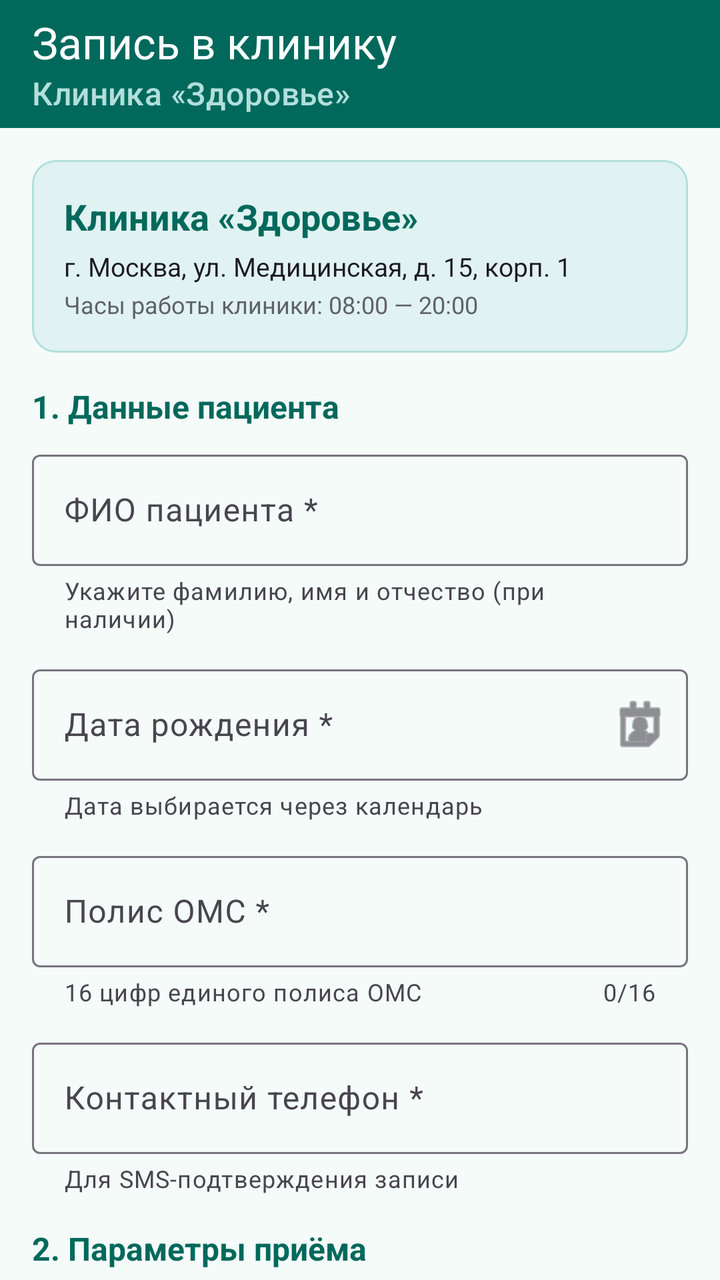
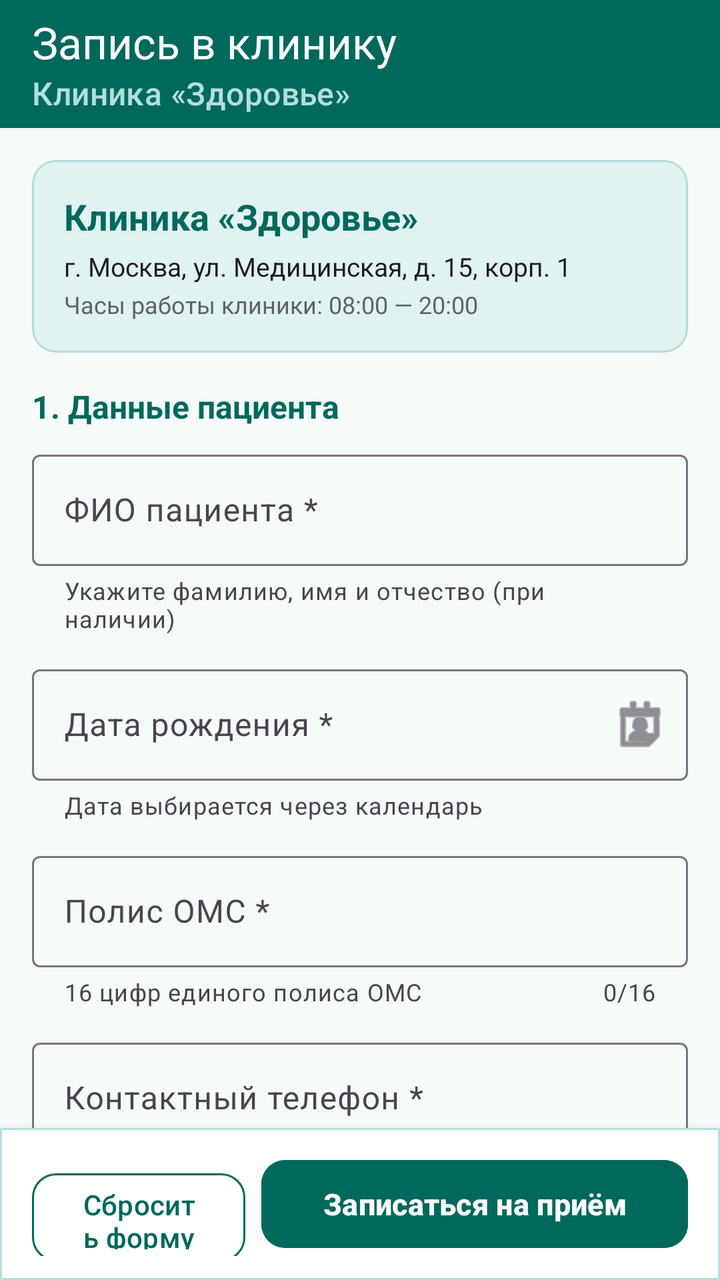

An Android layout rendered at two revisions. The XML below is the earlier revision; the diff shows what the commit changed to produce the second picture.
<!-- AndroidManifest.xml: application theme Theme.Lab2 -->
<!-- res/layout/activity_main.xml -->
<?xml version="1.0" encoding="utf-8"?>
<androidx.coordinatorlayout.widget.CoordinatorLayout
    xmlns:android="http://schemas.android.com/apk/res/android"
    xmlns:app="http://schemas.android.com/apk/res-auto"
    xmlns:tools="http://schemas.android.com/tools"
    android:id="@+id/coordinatorLayout"
    android:layout_width="match_parent"
    android:layout_height="match_parent"
    android:background="@color/medical_bg">

    <com.google.android.material.appbar.AppBarLayout
        android:id="@+id/appBarLayout"
        android:layout_width="match_parent"
        android:layout_height="wrap_content"
        android:fitsSystemWindows="true">

        <com.google.android.material.appbar.MaterialToolbar
            android:id="@+id/toolbar"
            android:layout_width="match_parent"
            android:layout_height="?attr/actionBarSize"
            android:background="@color/primary_medical"
            app:title="@string/app_name"
            app:titleTextColor="@color/white"
            app:subtitle="@string/clinic_title"
            app:subtitleTextColor="#B2DFDB" />

    </com.google.android.material.appbar.AppBarLayout>

    <androidx.core.widget.NestedScrollView
        android:id="@+id/nestedScrollView"
        android:layout_width="match_parent"
        android:layout_height="match_parent"
        android:fillViewport="true"
        app:layout_behavior="@string/appbar_scrolling_view_behavior">

        <LinearLayout
            android:layout_width="match_parent"
            android:layout_height="wrap_content"
            android:orientation="vertical"
            android:padding="16dp">

            
            <com.google.android.material.card.MaterialCardView
                android:layout_width="match_parent"
                android:layout_height="wrap_content"
                android:layout_marginBottom="16dp"
                app:cardBackgroundColor="@color/primary_light"
                app:cardCornerRadius="12dp"
                app:cardElevation="0dp"
                app:strokeColor="@color/card_border"
                app:strokeWidth="1dp">

                <LinearLayout
                    android:layout_width="match_parent"
                    android:layout_height="wrap_content"
                    android:orientation="vertical"
                    android:padding="16dp">

                    <TextView
                        android:layout_width="wrap_content"
                        android:layout_height="wrap_content"
                        android:text="@string/clinic_title"
                        android:textColor="@color/primary_medical"
                        android:textSize="18sp"
                        android:textStyle="bold" />

                    <TextView
                        android:layout_width="wrap_content"
                        android:layout_height="wrap_content"
                        android:layout_marginTop="4dp"
                        android:text="@string/clinic_address"
                        android:textColor="@color/black"
                        android:textSize="13sp" />

                    <TextView
                        android:layout_width="wrap_content"
                        android:layout_height="wrap_content"
                        android:layout_marginTop="2dp"
                        android:text="@string/time_helper"
                        android:textColor="@color/gray_text"
                        android:textSize="12sp" />
                </LinearLayout>
            </com.google.android.material.card.MaterialCardView>

            
            <TextView
                android:layout_width="wrap_content"
                android:layout_height="wrap_content"
                android:layout_marginBottom="8dp"
                android:text="@string/section_patient"
                android:textColor="@color/primary_medical"
                android:textSize="16sp"
                android:textStyle="bold" />

            
            <com.google.android.material.textfield.TextInputLayout
                android:id="@+id/tilFio"
                style="@style/Widget.Material3.TextInputLayout.OutlinedBox"
                android:layout_width="match_parent"
                android:layout_height="wrap_content"
                android:layout_marginBottom="12dp"
                android:hint="@string/fio_label"
                app:helperText="@string/fio_helper"
                app:helperTextEnabled="true"
                app:errorEnabled="true">

                <com.google.android.material.textfield.TextInputEditText
                    android:id="@+id/etFio"
                    android:layout_width="match_parent"
                    android:layout_height="wrap_content"
                    android:inputType="textPersonName|textCapWords"
                    android:maxLines="1" />
            </com.google.android.material.textfield.TextInputLayout>

            
            <com.google.android.material.textfield.TextInputLayout
                android:id="@+id/tilDob"
                style="@style/Widget.Material3.TextInputLayout.OutlinedBox"
                android:layout_width="match_parent"
                android:layout_height="wrap_content"
                android:layout_marginBottom="12dp"
                android:hint="@string/dob_label"
                app:helperText="@string/dob_helper"
                app:helperTextEnabled="true"
                app:errorEnabled="true"
                app:endIconMode="custom"
                app:endIconDrawable="@android:drawable/ic_menu_my_calendar">

                <com.google.android.material.textfield.TextInputEditText
                    android:id="@+id/etDob"
                    android:layout_width="match_parent"
                    android:layout_height="wrap_content"
                    android:clickable="true"
                    android:cursorVisible="false"
                    android:focusable="false"
                    android:inputType="none"
                    android:maxLines="1" />
            </com.google.android.material.textfield.TextInputLayout>

            
            <com.google.android.material.textfield.TextInputLayout
                android:id="@+id/tilOms"
                style="@style/Widget.Material3.TextInputLayout.OutlinedBox"
                android:layout_width="match_parent"
                android:layout_height="wrap_content"
                android:layout_marginBottom="12dp"
                android:hint="@string/oms_label"
                app:counterEnabled="true"
                app:counterMaxLength="16"
                app:helperText="@string/oms_helper"
                app:helperTextEnabled="true"
                app:errorEnabled="true">

                <com.google.android.material.textfield.TextInputEditText
                    android:id="@+id/etOms"
                    android:layout_width="match_parent"
                    android:layout_height="wrap_content"
                    android:inputType="number"
                    android:maxLength="16"
                    android:maxLines="1" />
            </com.google.android.material.textfield.TextInputLayout>

            
            <com.google.android.material.textfield.TextInputLayout
                android:id="@+id/tilPhone"
                style="@style/Widget.Material3.TextInputLayout.OutlinedBox"
                android:layout_width="match_parent"
                android:layout_height="wrap_content"
                android:layout_marginBottom="16dp"
                android:hint="@string/phone_label"
                app:helperText="@string/phone_helper"
                app:helperTextEnabled="true"
                app:errorEnabled="true">

                <com.google.android.material.textfield.TextInputEditText
                    android:id="@+id/etPhone"
                    android:layout_width="match_parent"
                    android:layout_height="wrap_content"
                    android:inputType="phone"
                    android:maxLines="1" />
            </com.google.android.material.textfield.TextInputLayout>

            
            <TextView
                android:layout_width="wrap_content"
                android:layout_height="wrap_content"
                android:layout_marginBottom="8dp"
                android:text="@string/section_appointment"
                android:textColor="@color/primary_medical"
                android:textSize="16sp"
                android:textStyle="bold" />

            
            <com.google.android.material.textfield.TextInputLayout
                android:id="@+id/tilSpecialty"
                style="@style/Widget.Material3.TextInputLayout.OutlinedBox.ExposedDropdownMenu"
                android:layout_width="match_parent"
                android:layout_height="wrap_content"
                android:layout_marginBottom="12dp"
                android:hint="@string/specialty_label"
                app:helperText="@string/specialty_helper"
                app:helperTextEnabled="true"
                app:errorEnabled="true">

                <AutoCompleteTextView
                    android:id="@+id/actvSpecialty"
                    android:layout_width="match_parent"
                    android:layout_height="wrap_content"
                    android:inputType="none" />
            </com.google.android.material.textfield.TextInputLayout>

            
            <LinearLayout
                android:layout_width="match_parent"
                android:layout_height="wrap_content"
                android:baselineAligned="false"
                android:orientation="horizontal">

                <com.google.android.material.textfield.TextInputLayout
                    android:id="@+id/tilDate"
                    style="@style/Widget.Material3.TextInputLayout.OutlinedBox"
                    android:layout_width="0dp"
                    android:layout_height="wrap_content"
                    android:layout_marginEnd="6dp"
                    android:layout_weight="1"
                    android:hint="@string/date_label"
                    app:errorEnabled="true"
                    app:endIconMode="custom"
                    app:endIconDrawable="@android:drawable/ic_menu_my_calendar">

                    <com.google.android.material.textfield.TextInputEditText
                        android:id="@+id/etDate"
                        android:layout_width="match_parent"
                        android:layout_height="wrap_content"
                        android:clickable="true"
                        android:cursorVisible="false"
                        android:focusable="false"
                        android:inputType="none"
                        android:maxLines="1" />
                </com.google.android.material.textfield.TextInputLayout>

                <com.google.android.material.textfield.TextInputLayout
                    android:id="@+id/tilTime"
                    style="@style/Widget.Material3.TextInputLayout.OutlinedBox"
                    android:layout_width="0dp"
                    android:layout_height="wrap_content"
                    android:layout_marginStart="6dp"
                    android:layout_weight="1"
                    android:hint="@string/time_label"
                    app:errorEnabled="true"
                    app:endIconMode="custom"
                    app:endIconDrawable="@android:drawable/ic_menu_recent_history">

                    <com.google.android.material.textfield.TextInputEditText
                        android:id="@+id/etTime"
                        android:layout_width="match_parent"
                        android:layout_height="wrap_content"
                        android:clickable="true"
                        android:cursorVisible="false"
                        android:focusable="false"
                        android:inputType="none"
                        android:maxLines="1" />
                </com.google.android.material.textfield.TextInputLayout>
            </LinearLayout>

            
            <com.google.android.material.textfield.TextInputLayout
                android:id="@+id/tilComplaints"
                style="@style/Widget.Material3.TextInputLayout.OutlinedBox"
                android:layout_width="match_parent"
                android:layout_height="wrap_content"
                android:layout_marginBottom="16dp"
                android:hint="@string/complaints_label"
                app:helperText="@string/complaints_helper"
                app:helperTextEnabled="true"
                app:errorEnabled="true">

                <com.google.android.material.textfield.TextInputEditText
                    android:id="@+id/etComplaints"
                    android:layout_width="match_parent"
                    android:layout_height="wrap_content"
                    android:gravity="top|start"
                    android:inputType="textMultiLine|textCapSentences"
                    android:minLines="3"
                    android:maxLines="5" />
            </com.google.android.material.textfield.TextInputLayout>

            
            <TextView
                android:layout_width="wrap_content"
                android:layout_height="wrap_content"
                android:layout_marginBottom="8dp"
                android:text="@string/section_payment"
                android:textColor="@color/primary_medical"
                android:textSize="16sp"
                android:textStyle="bold" />

            <RadioGroup
                android:id="@+id/rgPaymentType"
                android:layout_width="match_parent"
                android:layout_height="wrap_content"
                android:layout_marginBottom="8dp"
                android:orientation="vertical">

                <com.google.android.material.radiobutton.MaterialRadioButton
                    android:id="@+id/rbOms"
                    android:layout_width="match_parent"
                    android:layout_height="wrap_content"
                    android:checked="true"
                    android:text="@string/type_oms" />

                <com.google.android.material.radiobutton.MaterialRadioButton
                    android:id="@+id/rbCommercial"
                    android:layout_width="match_parent"
                    android:layout_height="wrap_content"
                    android:text="@string/type_commercial" />
            </RadioGroup>

            
            <LinearLayout
                android:id="@+id/layoutPromo"
                android:layout_width="match_parent"
                android:layout_height="wrap_content"
                android:orientation="vertical"
                android:visibility="gone">

                <com.google.android.material.textfield.TextInputLayout
                    android:id="@+id/tilPromo"
                    style="@style/Widget.Material3.TextInputLayout.OutlinedBox"
                    android:layout_width="match_parent"
                    android:layout_height="wrap_content"
                    android:layout_marginBottom="8dp"
                    android:hint="@string/promo_label"
                    app:helperText="@string/promo_helper"
                    app:helperTextEnabled="true">

                    <com.google.android.material.textfield.TextInputEditText
                        android:id="@+id/etPromo"
                        android:layout_width="match_parent"
                        android:layout_height="wrap_content"
                        android:inputType="textCapCharacters"
                        android:maxLines="1" />
                </com.google.android.material.textfield.TextInputLayout>
            </LinearLayout>

            
            <com.google.android.material.card.MaterialCardView
                android:layout_width="match_parent"
                android:layout_height="wrap_content"
                android:layout_marginBottom="16dp"
                app:cardBackgroundColor="@color/promo_tag_bg"
                app:cardCornerRadius="8dp"
                app:cardElevation="0dp">

                <TextView
                    android:id="@+id/tvPriceSummary"
                    android:layout_width="match_parent"
                    android:layout_height="wrap_content"
                    android:padding="12dp"
                    android:text="@string/price_total_oms"
                    android:textColor="@color/success_green"
                    android:textSize="15sp"
                    android:textStyle="bold" />
            </com.google.android.material.card.MaterialCardView>

            
            <TextView
                android:layout_width="wrap_content"
                android:layout_height="wrap_content"
                android:layout_marginBottom="8dp"
                android:text="@string/section_reminder"
                android:textColor="@color/primary_medical"
                android:textSize="16sp"
                android:textStyle="bold" />

            <com.google.android.material.textfield.TextInputLayout
                android:id="@+id/tilReminder"
                style="@style/Widget.Material3.TextInputLayout.OutlinedBox.ExposedDropdownMenu"
                android:layout_width="match_parent"
                android:layout_height="wrap_content"
                android:layout_marginBottom="24dp"
                android:hint="@string/reminder_label"
                app:helperText="@string/reminder_helper"
                app:helperTextEnabled="true">

                <AutoCompleteTextView
                    android:id="@+id/actvReminder"
                    android:layout_width="match_parent"
                    android:layout_height="wrap_content"
                    android:inputType="none" />
            </com.google.android.material.textfield.TextInputLayout>

            
            <com.google.android.material.button.MaterialButton
                android:id="@+id/btnSubmit"
                android:layout_width="match_parent"
                android:layout_height="56dp"
                android:layout_marginBottom="8dp"
                android:backgroundTint="@color/primary_medical"
                android:text="@string/btn_submit"
                android:textAllCaps="false"
                android:textColor="@color/white"
                android:textSize="16sp"
                app:cornerRadius="12dp" />

            <com.google.android.material.button.MaterialButton
                android:id="@+id/btnClear"
                style="@style/Widget.Material3.Button.OutlinedButton"
                android:layout_width="match_parent"
                android:layout_height="52dp"
                android:text="@string/btn_clear_draft"
                android:textAllCaps="false"
                android:textColor="@color/primary_medical"
                app:cornerRadius="12dp"
                app:strokeColor="@color/primary_medical" />

        </LinearLayout>
    </androidx.core.widget.NestedScrollView>

</androidx.coordinatorlayout.widget.CoordinatorLayout>
<!-- resources referenced by this layout -->
<resources>
  <color name="black">#FF1C1B1F</color>
  <color name="card_border">#B2DFDB</color>
  <color name="gray_text">#5F6368</color>
  <color name="medical_bg">#F4FBF9</color>
  <color name="primary_light">#E0F2F1</color>
  <color name="primary_medical">#00695C</color>
  <color name="promo_tag_bg">#E8F5E9</color>
  <color name="success_green">#1B5E20</color>
  <color name="white">#FFFFFFFF</color>
  <string name="app_name">Запись в клинику</string>
  <string name="btn_clear_draft">Сбросить форму</string>
  <string name="btn_submit">Записаться на приём</string>
  <string name="clinic_address">г. Москва, ул. Медицинская, д. 15, корп. 1</string>
  <string name="clinic_title">Клиника «Здоровье»</string>
  <string name="complaints_helper">Краткое описание жалоб поможет врачу подготовиться</string>
  <string name="complaints_label">Жалобы и симптомы *</string>
  <string name="date_label">Желаемая дата приёма *</string>
  <string name="dob_helper">Дата выбирается через календарь</string>
  <string name="dob_label">Дата рождения *</string>
  <string name="fio_helper">Укажите фамилию, имя и отчество (при наличии)</string>
  <string name="fio_label">ФИО пациента *</string>
  <string name="oms_helper">16 цифр единого полиса ОМС</string>
  <string name="oms_label">Полис ОМС *</string>
  <string name="phone_helper">Для SMS-подтверждения записи</string>
  <string name="phone_label">Контактный телефон *</string>
  <string name="price_total_oms">Итого к оплате: 0 ₽ (по ОМС)</string>
  <string name="promo_helper">Скидка 20% по промокодам ЗДОРОВЬЕ, ВЕСНА, МЕД2024</string>
  <string name="promo_label">Промокод на скидку</string>
  <string name="reminder_helper">Заблаговременное оповещение в системный календарь</string>
  <string name="reminder_label">Напоминание о приёме</string>
  <string name="section_appointment">2. Параметры приёма</string>
  <string name="section_patient">1. Данные пациента</string>
  <string name="section_payment">3. Условия обслуживания</string>
  <string name="section_reminder">4. Напоминание и календарь</string>
  <string name="specialty_helper">Приём ведут врачи высшей категории</string>
  <string name="specialty_label">Специализация врача *</string>
  <string name="time_helper">Часы работы клиники: 08:00 — 20:00</string>
  <string name="time_label">Желаемое время приёма *</string>
  <string name="type_commercial">Платный приём (2 500 ₽)</string>
  <string name="type_oms">По полису ОМС (Бесплатно)</string>
  <style name="Theme.Lab2" parent="Theme.Material3.DayNight.NoActionBar">
          
          <item name="colorPrimary">@color/primary_medical</item>
          <item name="colorOnPrimary">@color/white</item>
          <item name="colorSecondary">@color/accent_medical</item>
          <item name="colorOnSecondary">@color/white</item>
          <item name="android:statusBarColor">@color/primary_dark</item>
          <item name="android:windowLightStatusBar">false</item>
      </style>
  <color name="accent_medical">#00897B</color>
  <color name="primary_dark">#004D40</color>
</resources>

<!-- the commit's change to res/layout/activity_main.xml (unified diff, before → after) -->
@@ -31,11 +31,16 @@
         android:layout_width="match_parent"
         android:layout_height="match_parent"
         android:fillViewport="true"
+        android:clipToPadding="false"
+        android:paddingBottom="96dp"
         app:layout_behavior="@string/appbar_scrolling_view_behavior">
 
+        
         <LinearLayout
             android:layout_width="match_parent"
             android:layout_height="wrap_content"
+            android:layout_gravity="center_horizontal"
+            android:maxWidth="720dp"
             android:orientation="vertical"
             android:padding="16dp">
 
@@ -378,7 +383,7 @@
                 style="@style/Widget.Material3.TextInputLayout.OutlinedBox.ExposedDropdownMenu"
                 android:layout_width="match_parent"
                 android:layout_height="wrap_content"
-                android:layout_marginBottom="24dp"
+                android:layout_marginBottom="16dp"
                 android:hint="@string/reminder_label"
                 app:helperText="@string/reminder_helper"
                 app:helperTextEnabled="true">
@@ -390,31 +395,58 @@
                     android:inputType="none" />
             </com.google.android.material.textfield.TextInputLayout>
 
-            
+        </LinearLayout>
+    </androidx.core.widget.NestedScrollView>
+
+    
+    <com.google.android.material.card.MaterialCardView
+        android:id="@+id/bottomActionPanel"
+        android:layout_width="match_parent"
+        android:layout_height="wrap_content"
+        android:layout_gravity="bottom"
+        app:cardBackgroundColor="@color/white"
+        app:cardElevation="8dp"
+        app:cardCornerRadius="0dp"
+        app:strokeWidth="1dp"
+        app:strokeColor="@color/card_border">
+
+        <LinearLayout
+            android:layout_width="match_parent"
+            android:layout_height="wrap_content"
+            android:layout_gravity="center_horizontal"
+            android:maxWidth="720dp"
+            android:orientation="horizontal"
+            android:paddingHorizontal="16dp"
+            android:paddingVertical="12dp">
+
+            <com.google.android.material.button.MaterialButton
+                android:id="@+id/btnClear"
+                style="@style/Widget.Material3.Button.OutlinedButton"
+                android:layout_width="0dp"
+                android:layout_height="52dp"
+                android:layout_weight="1"
+                android:layout_marginEnd="8dp"
+                android:text="@string/btn_clear_draft"
+                android:textAllCaps="false"
+                android:textColor="@color/primary_medical"
+                android:textSize="14sp"
+                app:cornerRadius="12dp"
+                app:strokeColor="@color/primary_medical" />
+
             <com.google.android.material.button.MaterialButton
                 android:id="@+id/btnSubmit"
-                android:layout_width="match_parent"
-                android:layout_height="56dp"
-                android:layout_marginBottom="8dp"
+                android:layout_width="0dp"
+                android:layout_height="52dp"
+                android:layout_weight="2"
                 android:backgroundTint="@color/primary_medical"
                 android:text="@string/btn_submit"
                 android:textAllCaps="false"
                 android:textColor="@color/white"
-                android:textSize="16sp"
+                android:textSize="15sp"
+                android:textStyle="bold"
                 app:cornerRadius="12dp" />
 
-            <com.google.android.material.button.MaterialButton
-                android:id="@+id/btnClear"
-                style="@style/Widget.Material3.Button.OutlinedButton"
-                android:layout_width="match_parent"
-                android:layout_height="52dp"
-                android:text="@string/btn_clear_draft"
-                android:textAllCaps="false"
-                android:textColor="@color/primary_medical"
-                app:cornerRadius="12dp"
-                app:strokeColor="@color/primary_medical" />
-
         </LinearLayout>
-    </androidx.core.widget.NestedScrollView>
+    </com.google.android.material.card.MaterialCardView>
 
 </androidx.coordinatorlayout.widget.CoordinatorLayout>
